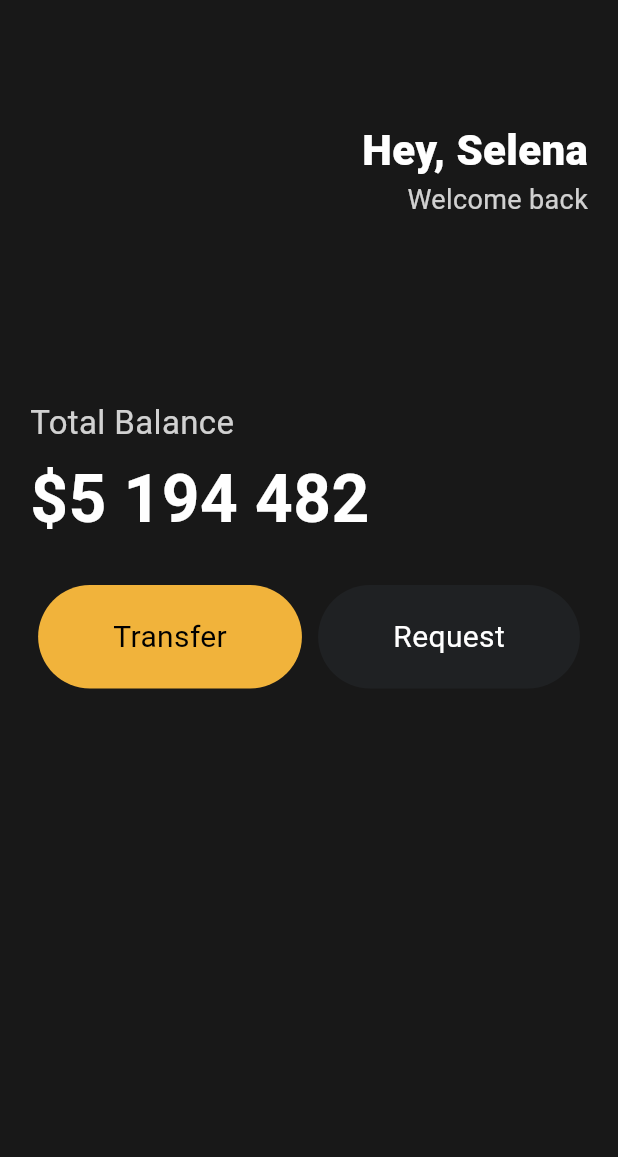
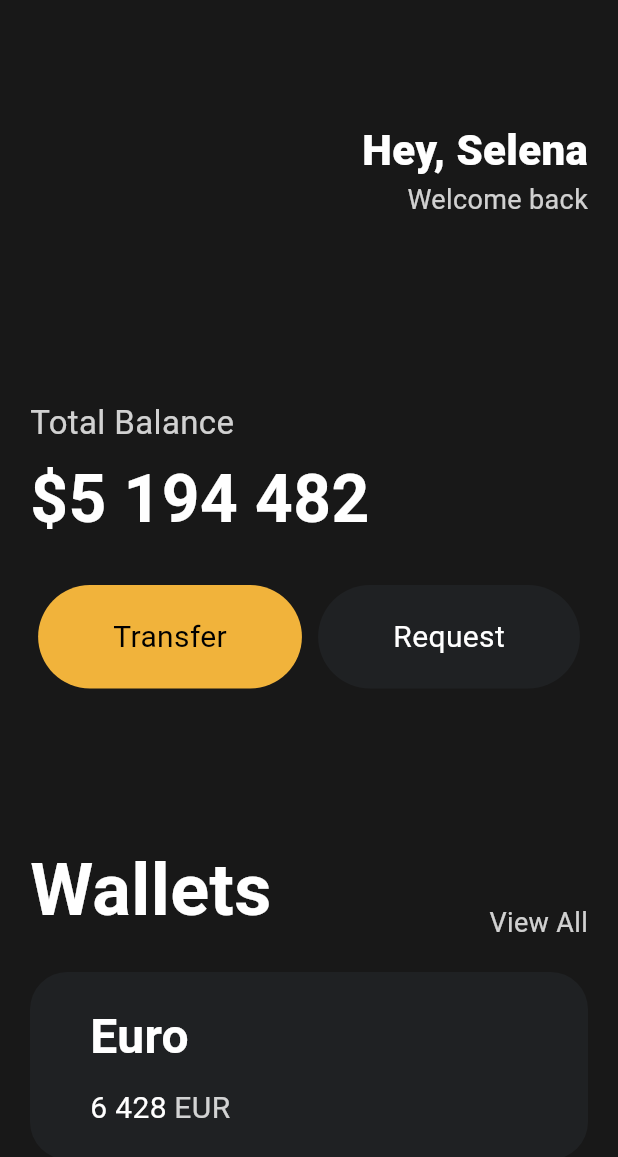
Before and after one commit to yamsroun-Study/toonflix, a Flutter app: the screen it shows after launch, on a phone screen of 412 x 824 dp. Shown: the top 1157 px of the screen. Run offline on Flutter 3.47's test engine with Material 3 defaults, Android fonts, the phone set to English and light mode, and no system bars.

Commit message:
3.6 Cards

```diff
--- a/lib/main.dart
+++ b/lib/main.dart
@@ -50,7 +50,7 @@ class App extends StatelessWidget {
                 'Total Balance',
                 style: TextStyle(
                   fontSize: 22,
-                  color: Colors.white.withOpacity(0.8),
+                  color: Colors.white.withValues(alpha: 0.8),
                 ),
               ),
               const SizedBox(height: 5),
@@ -78,6 +78,78 @@ class App extends StatelessWidget {
                   ),
                 ],
               ),
+              const SizedBox(height: 100),
+              Row(
+                mainAxisAlignment: MainAxisAlignment.spaceBetween,
+                crossAxisAlignment: CrossAxisAlignment.end,
+                children: [
+                  const Text(
+                    'Wallets',
+                    style: TextStyle(
+                      color: Colors.white,
+                      fontSize: 48,
+                      fontWeight: FontWeight.w600,
+                    ),
+                  ),
+                  Text(
+                    'View All',
+                    style: TextStyle(
+                      color: Colors.white.withValues(alpha: 0.8),
+                      fontSize: 18,
+                    ),
+                  ),
+                ],
+              ),
+              const SizedBox(height: 20),
+              Container(
+                decoration: BoxDecoration(
+                  color: const Color(0xFF1F2123),
+                  borderRadius: BorderRadius.circular(25),
+                ),
+                child: Padding(
+                  padding: const EdgeInsets.symmetric(
+                    vertical: 20,
+                    horizontal: 40,
+                  ),
+                  child: Row(
+                    children: [
+                      Column(
+                        crossAxisAlignment: CrossAxisAlignment.start,
+                        children: [
+                          const Text(
+                            'Euro',
+                            style: TextStyle(
+                              color: Colors.white,
+                              fontSize: 32,
+                              fontWeight: FontWeight.w600,
+                            ),
+                          ),
+                          const SizedBox(height: 10),
+                          Row(
+                            children: [
+                              const Text(
+                                '6 428',
+                                style: TextStyle(
+                                  color: Colors.white,
+                                  fontSize: 20,
+                                ),
+                              ),
+                              const SizedBox(width: 5),
+                              Text(
+                                'EUR',
+                                style: TextStyle(
+                                  color: Colors.white.withValues(alpha: 0.8),
+                                  fontSize: 20,
+                                ),
+                              ),
+                            ],
+                          ),
+                        ],
+                      ),
+                    ],
+                  ),
+                ),
+              ),
             ],
           ),
         ),
```
